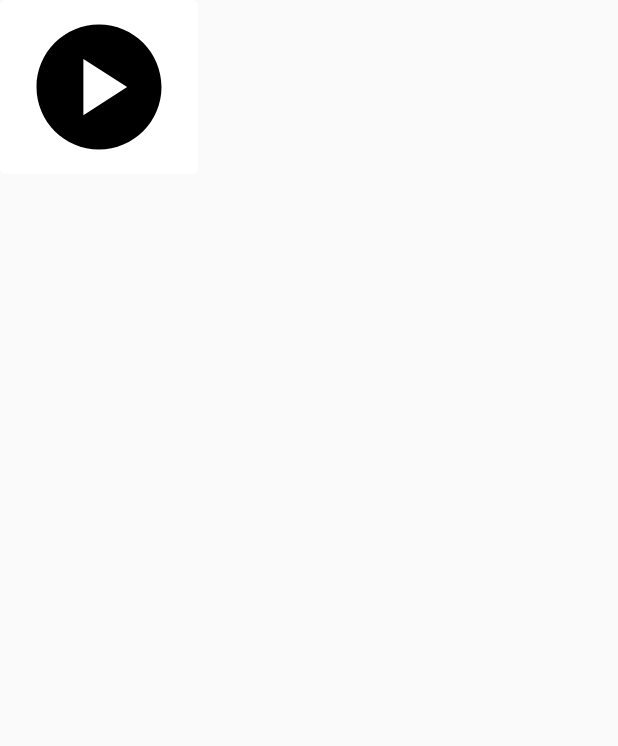
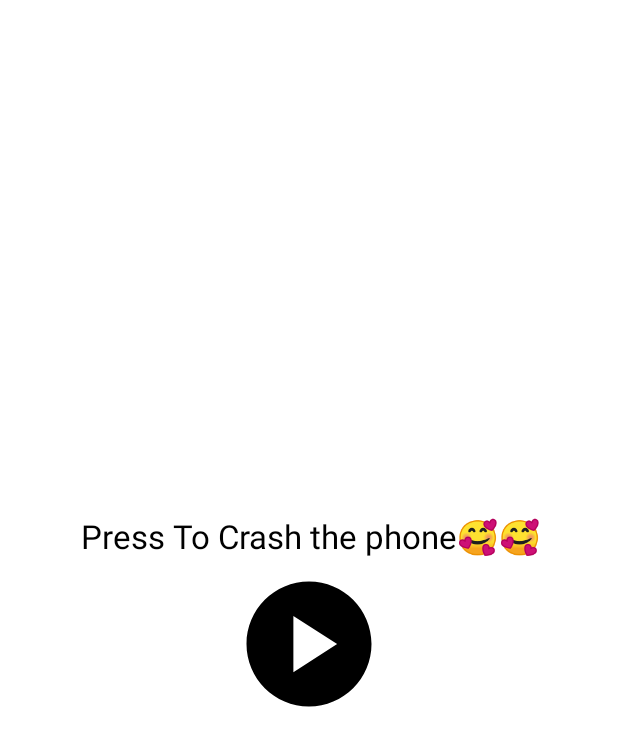
Before and after one commit to RaefM/M-HACkeRS, an Android app built with Jetpack Compose: the screen it shows after launch (MainActivity), on a phone screen of 412 x 824 dp. Shown: the top 746 px of the screen. Run offline under Robolectric (Android 15) with nearby library versions, the phone set to English and light mode, and no system bars; our stand-ins replace accompanist; libraries missing offline, so code that uses them is left out: com.shazam.shazamkit.

Commit message:
Made the frontend Pretty!

```diff
--- a/Frontend/app/build.gradle
+++ b/Frontend/app/build.gradle
@@ -80,6 +80,7 @@ dependencies {
     implementation 'com.squareup.okhttp3:okhttp:4.9.0'
     implementation 'com.squareup.retrofit2:retrofit:2.9.0'
     implementation 'com.squareup.retrofit2:converter-gson:2.9.0'
+    implementation("io.coil-kt:coil-compose:2.2.2")
 }
 
 //allprojects {
--- a/Frontend/app/src/main/java/edu/umich/chencxy/identisound/MainView.kt
+++ b/Frontend/app/src/main/java/edu/umich/chencxy/identisound/MainView.kt
@@ -1,5 +1,6 @@
 package edu.umich.chencxy.identisound
 
+import android.annotation.SuppressLint
 import android.content.Context
 import android.util.Log
 import androidx.compose.foundation.background
@@ -33,11 +34,13 @@ import androidx.compose.ui.draw.scale
 import androidx.compose.ui.graphics.Color
 import androidx.compose.ui.res.painterResource
 import androidx.compose.ui.res.stringResource
+import androidx.compose.ui.text.style.TextAlign
 import androidx.compose.ui.unit.dp
 import kotlinx.coroutines.runBlocking
 
 val LocalPlayerUIState = compositionLocalOf { UIState() }
 
+@SuppressLint("UnusedMaterialScaffoldPaddingParameter")
 @Composable
 fun MainView(context: Context, navController: NavHostController) {
     var isLaunching by rememberSaveable { mutableStateOf(true) }
@@ -48,13 +51,23 @@ fun MainView(context: Context, navController: NavHostController) {
             //getSongTitle(context)
         }
     }
-    RecButton(context, navController)
-    Column(verticalArrangement = Arrangement.SpaceAround,
-        horizontalAlignment = Alignment.CenterHorizontally,
-        modifier=Modifier.fillMaxHeight(1f).size(width=200.dp,height = 800.dp)) {
-        Spacer(modifier = Modifier.fillMaxHeight(.05f))
+    Scaffold() {
 
-        Log.d("abc","we are here")
+        Column(
+            horizontalAlignment = Alignment.CenterHorizontally,
+            verticalArrangement = Arrangement.Center,
+            modifier = Modifier.fillMaxWidth().fillMaxHeight().background(color = Color(0xAFBBF2)),
+
+        ) {
+            Text(
+                "Press To Crash the phone🥰🥰",
+                fontSize = 22.sp,
+                textAlign = TextAlign.End,
+                modifier = Modifier.padding(4.dp, 8.dp, 4.dp, 0.dp)
+            )
+            RecButton(context, navController)
+            Log.d("abc", "we are here")
+        }
     }
 }
 
--- a/Frontend/app/src/main/java/edu/umich/chencxy/identisound/MovieView.kt
+++ b/Frontend/app/src/main/java/edu/umich/chencxy/identisound/MovieView.kt
@@ -14,6 +14,7 @@ import androidx.compose.ui.graphics.Color
 import androidx.compose.ui.res.painterResource
 import androidx.compose.ui.res.stringResource
 import androidx.compose.ui.text.TextStyle
+import androidx.compose.ui.text.font.FontWeight
 import androidx.compose.ui.text.style.TextAlign
 import androidx.compose.ui.unit.LayoutDirection
 import androidx.compose.ui.unit.dp
@@ -39,7 +40,7 @@ fun MovieView(context: Context, navController: NavHostController) {
         // put the topBar here
     ) {
         LazyColumn(
-            verticalArrangement = Arrangement.SpaceAround,
+            horizontalAlignment = Alignment.CenterHorizontally,
             modifier = Modifier.padding(it.calculateStartPadding(LayoutDirection.Ltr)+8.dp,
                 it.calculateTopPadding(),
                 it.calculateEndPadding(LayoutDirection.Ltr)+8.dp,
@@ -47,7 +48,7 @@ fun MovieView(context: Context, navController: NavHostController) {
         ) {
             item{
                 Text(songname, Modifier.padding(0.dp, 30.dp, 0.dp, 0.dp)
-                .fillMaxWidth(1f), textAlign=TextAlign.Center, fontSize = 20.sp)}
+                .fillMaxWidth(1f), textAlign=TextAlign.Center, fontSize = 30.sp, fontWeight = FontWeight.Bold)}
 //            movies.forEach{movie ->
 //                val songmovie = movie.Movie_name.toString()
 //                Text(songmovie, Modifier.padding(0.dp, 60.dp, 0.dp, 0.dp)
--- a/Frontend/app/src/main/java/edu/umich/chencxy/identisound/SongStore.kt
+++ b/Frontend/app/src/main/java/edu/umich/chencxy/identisound/SongStore.kt
@@ -25,9 +25,9 @@ object SongStore {
     private const val serverUrl = "https://54.226.221.81/"
 
     suspend fun getSongTitle(context: Context, audio: ByteArray?): String? {
-
-        val DEBUG = true
-        if (DEBUG){return "If I Didn't Care"}
+        //DEBUG = true turns off Shazam function... For testing front end quickly.
+        //val DEBUG = false
+        //if (DEBUG){return "Singin' in the Rain"} //If I Didn't Care
         val signatureGenerator = (ShazamKit.createSignatureGenerator(AudioSampleRateInHz.SAMPLE_RATE_48000) as ShazamKitResult.Success).data
 
         audio?.let {
```
Also changed, not shown: Frontend/app/src/main/java/edu/umich/chencxy/identisound/MovieListRow.kt (+31 -18 lines), Frontend/app/src/main/java/edu/umich/chencxy/identisound/ui/theme/Extensions.kt (+9 -0 lines).
